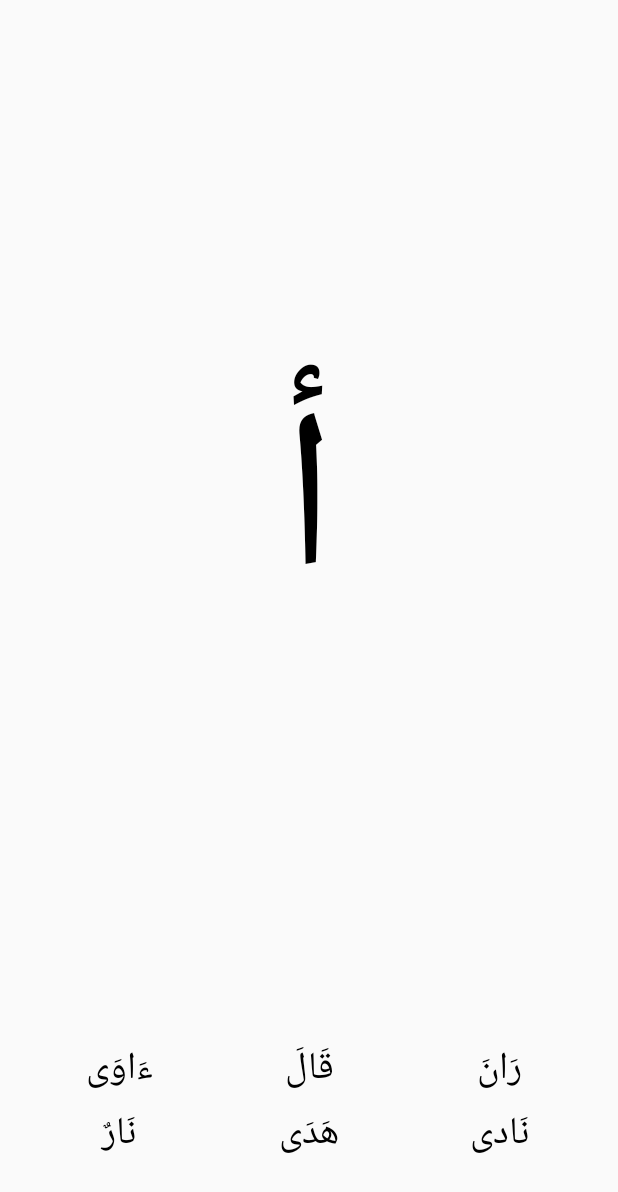
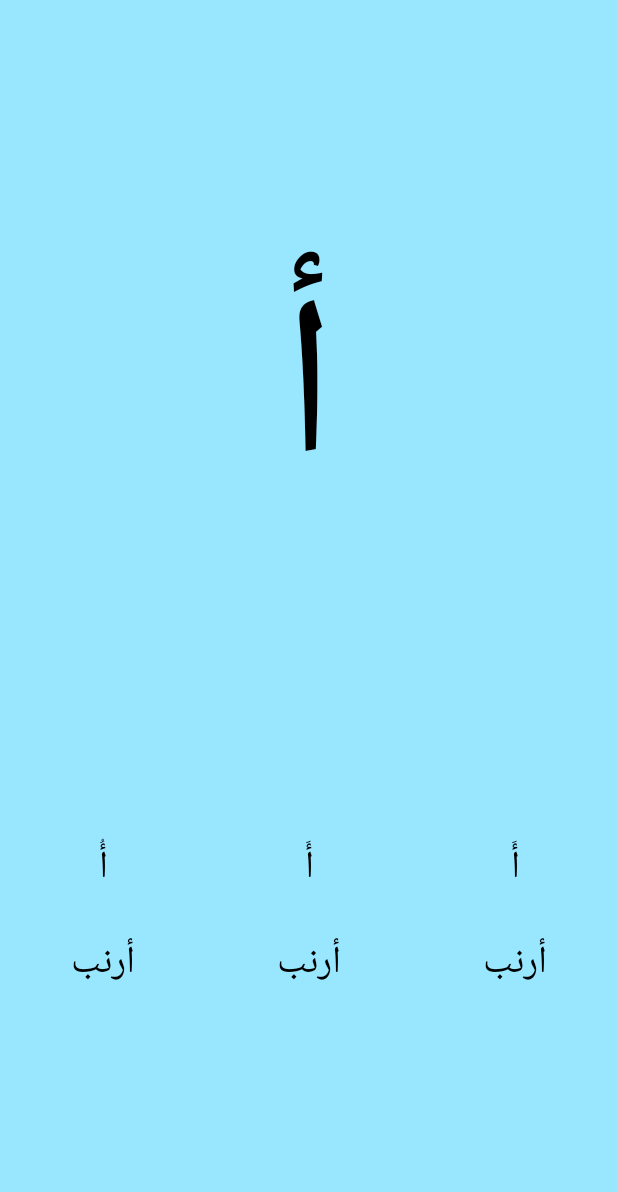
Before and after one commit to FacultyProject/YouLearn, an Android app: the MadListFragment screen opened directly, with no data from a screen before it, after a tap on an icon or button, on a phone screen of 412 x 824 dp. Shown: the top 1192 px of the screen. Run offline under Robolectric (Android 15) with nearby library versions, the phone set to English and light mode, and no system bars.

Commit message:
add alhorof alqasira

```diff
--- a/app/src/main/java/com/ourproject/learningapp/adapters/MadLettersAdapter.java
+++ b/app/src/main/java/com/ourproject/learningapp/adapters/MadLettersAdapter.java
@@ -49,7 +49,6 @@ public class MadLettersAdapter extends RecyclerView.Adapter<MadLettersAdapter.My
             @Override
             public void onClick(View view) {
 
-
                 Intent intent= new Intent(context,MadLetterInfo.class);
                 intent.putExtra("madwordslist",letttersInfo.get(position));
                 context.startActivity(intent);
--- a/app/src/main/java/com/ourproject/learningapp/fragments/LetterFragment.java
+++ b/app/src/main/java/com/ourproject/learningapp/fragments/LetterFragment.java
@@ -37,7 +37,6 @@ public class LetterFragment extends Fragment {
         super.onCreate(savedInstanceState);
         Bundle bundle = getArguments();
         lettersModel=(LettersModel) bundle.getSerializable("wordslist");
-
 
     }
 
--- a/app/src/main/java/com/ourproject/learningapp/fragments/MadListFragment.java
+++ b/app/src/main/java/com/ourproject/learningapp/fragments/MadListFragment.java
@@ -11,6 +11,7 @@ import android.view.ViewGroup;
 
 import com.ourproject.learningapp.R;
 import com.ourproject.learningapp.adapters.MadLettersAdapter;
+import com.ourproject.learningapp.globals.GlobalLetter;
 import com.ourproject.learningapp.models.MadModel;
 
 import java.util.ArrayList;
@@ -33,13 +34,25 @@ public class MadListFragment extends Fragment {
         // Inflate the layout for this fragment
         View view=inflater.inflate(R.layout.fragment_fragment_mad_list, container, false);
 
-        lettersMad=getActivity().getResources().getStringArray(R.array.madletters);
-        WordMad1=getActivity().getResources().getStringArray(R.array.mad1);
-        WordMad2=getActivity().getResources().getStringArray(R.array.mad2);
-        WordMad3=getActivity().getResources().getStringArray(R.array.mad3);
-        WordMad4=getActivity().getResources().getStringArray(R.array.mad4);
-        WordMad5=getActivity().getResources().getStringArray(R.array.mad5);
-        WordMad6=getActivity().getResources().getStringArray(R.array.mad6);
+        if(GlobalLetter.LETTERTYPE.equals("MadMovement")) {
+            lettersMad = getActivity().getResources().getStringArray(R.array.madletters);
+            WordMad1 = getActivity().getResources().getStringArray(R.array.mad1);
+            WordMad2 = getActivity().getResources().getStringArray(R.array.mad2);
+            WordMad3 = getActivity().getResources().getStringArray(R.array.mad3);
+            WordMad4 = getActivity().getResources().getStringArray(R.array.mad4);
+            WordMad5 = getActivity().getResources().getStringArray(R.array.mad5);
+            WordMad6 = getActivity().getResources().getStringArray(R.array.mad6);
+        }
+        else
+        {
+            lettersMad = getActivity().getResources().getStringArray(R.array.letters);
+            WordMad1 = getActivity().getResources().getStringArray(R.array.HorofMadmoma);
+            WordMad2 = getActivity().getResources().getStringArray(R.array.HorofMaksora);
+            WordMad3 = getActivity().getResources().getStringArray(R.array.HorofMaftoha);
+            WordMad4 = getActivity().getResources().getStringArray(R.array.lettersName1);
+            WordMad5 = getActivity().getResources().getStringArray(R.array.lettersName1);
+            WordMad6 = getActivity().getResources().getStringArray(R.array.lettersName1);
+        }
 
         for(int i = 0; i < lettersMad.length; i++){
             MadModel madModel=new MadModel();
--- /dev/null
+++ b/app/src/main/java/com/ourproject/learningapp/globals/GlobalLetter.java
@@ -0,0 +1,9 @@
+package com.ourproject.learningapp.globals;
+
+/**
+ * Created by Moetaz on 3/23/2017.
+ */
+
+public class GlobalLetter {
+    public static String LETTERTYPE="none";
+}
--- a/app/src/main/java/com/ourproject/learningapp/tabs_fragments/Fragment1.java
+++ b/app/src/main/java/com/ourproject/learningapp/tabs_fragments/Fragment1.java
@@ -1,6 +1,7 @@
 package com.ourproject.learningapp.tabs_fragments;
 
 import android.content.Intent;
+import android.media.Image;
 import android.os.Bundle;
 import android.support.annotation.Nullable;
 import android.support.v4.app.Fragment;
@@ -14,6 +15,7 @@ import com.ourproject.learningapp.activities.LettersActivity;
 import com.ourproject.learningapp.activities.MadLettersActivity;
 import com.ourproject.learningapp.activities.MainActivity;
 import com.ourproject.learningapp.R;
+import com.ourproject.learningapp.globals.GlobalLetter;
 import com.ourproject.learningapp.services.ServiceClass;
 
 /**
@@ -30,14 +32,25 @@ public class Fragment1 extends Fragment {
 
         ImageView imageView = (ImageView) view.findViewById(R.id.arabic_letters_img);
         ImageView madImage= (ImageView) view.findViewById(R.id.mamdod_img);
+        ImageView Shortmov= (ImageView) view.findViewById(R.id.shortmov);
 
         //TextView textView = (TextView) view.findViewById(R.id.text);
 
 
         //textView.setTypeface(MainActivity.font);
+        Shortmov.setOnClickListener(new View.OnClickListener() {
+            @Override
+            public void onClick(View view) {
+                GlobalLetter.LETTERTYPE="ShortMovement";
+                Intent intent = new Intent(getActivity(), MadLettersActivity.class);
+                getActivity().startActivity(intent);
+            }
+        });
+
         madImage.setOnClickListener(new View.OnClickListener() {
             @Override
             public void onClick(View view) {
+                GlobalLetter.LETTERTYPE="MadMovement";
                 Intent intent = new Intent(getActivity(), MadLettersActivity.class);
                 getActivity().startActivity(intent);
             }
--- a/app/src/main/res/layout/activity_mad_letter_info.xml
+++ b/app/src/main/res/layout/activity_mad_letter_info.xml
@@ -4,10 +4,7 @@
     android:id="@+id/activity_mad_letter_info"
     android:layout_width="match_parent"
     android:layout_height="match_parent"
-    android:paddingBottom="@dimen/activity_vertical_margin"
-    android:paddingLeft="@dimen/activity_horizontal_margin"
-    android:paddingRight="@dimen/activity_horizontal_margin"
-    android:paddingTop="@dimen/activity_vertical_margin"
+
     tools:context="com.ourproject.learningapp.activities.MadLetterInfo">
     <FrameLayout
         android:id="@+id/fmainMadinfo"
--- a/app/src/main/res/layout/activity_mad_letters.xml
+++ b/app/src/main/res/layout/activity_mad_letters.xml
@@ -4,10 +4,7 @@
     android:id="@+id/activity_mad_letters"
     android:layout_width="match_parent"
     android:layout_height="match_parent"
-    android:paddingBottom="@dimen/activity_vertical_margin"
-    android:paddingLeft="@dimen/activity_horizontal_margin"
-    android:paddingRight="@dimen/activity_horizontal_margin"
-    android:paddingTop="@dimen/activity_vertical_margin"
+
     tools:context="com.ourproject.learningapp.activities.MadLettersActivity">
 <FrameLayout
     android:id="@+id/fmainMad"
--- a/app/src/main/res/layout/frag1.xml
+++ b/app/src/main/res/layout/frag1.xml
@@ -3,6 +3,7 @@
 
 <LinearLayout xmlns:android="http://schemas.android.com/apk/res/android"
     xmlns:tools="http://schemas.android.com/tools"
+    xmlns:app="http://schemas.android.com/apk/res-auto"
     android:id="@+id/frag1"
     android:layout_width="match_parent"
     android:layout_height="match_parent"
@@ -16,6 +17,7 @@
 
 
         <android.support.v7.widget.CardView
+
             android:layout_width="0dp"
             android:layout_height="match_parent"
             android:layout_weight="1"
@@ -68,7 +70,8 @@
             android:orientation="horizontal">
 
             <ImageView
-                android:id="@+id/img3"
+                android:src="@drawable/play"
+                android:id="@+id/shortmov"
                 android:layout_width="match_parent"
                 android:layout_height="match_parent"
                 android:background="@drawable/circle"
--- a/app/src/main/res/layout/fragment_letter.xml
+++ b/app/src/main/res/layout/fragment_letter.xml
@@ -4,7 +4,7 @@
     android:layout_height="match_parent"
     xmlns:card_view="http://schemas.android.com/apk/res-auto"
     android:orientation="vertical"
-    android:background="#ecd8c6"
+    android:background="@color/colorPrimary"
     tools:context="com.ourproject.learningapp.fragments.LetterFragment">
 
     <TextView
--- a/app/src/main/res/layout/fragment_mad_letter.xml
+++ b/app/src/main/res/layout/fragment_mad_letter.xml
@@ -2,11 +2,12 @@
     xmlns:tools="http://schemas.android.com/tools"
     android:layout_width="match_parent"
     android:layout_height="match_parent"
+    android:background="@color/colorPrimary"
     android:orientation="vertical"
     tools:context="com.ourproject.learningapp.fragments.MadLetterFragment">
 
     <TextView
-        android:layout_marginBottom="50dp"
+        android:layout_marginBottom="40dp"
         android:layout_marginTop="30dp"
         android:layout_weight="2"
         android:layout_gravity="center_horizontal"
@@ -19,11 +20,13 @@
         android:id="@+id/letter_mad" />
 
     <LinearLayout
-        android:layout_marginBottom="30dp"
+        android:layout_marginBottom="150dp"
         android:orientation="vertical"
         android:layout_width="match_parent"
         android:layout_height="wrap_content">
         <LinearLayout
+            android:layout_marginBottom="10dp"
+            android:layout_marginTop="10dp"
             android:layout_weight="1"
             android:orientation="horizontal"
             android:layout_width="match_parent"
@@ -59,6 +62,8 @@
         </LinearLayout>
 
         <LinearLayout
+            android:layout_marginBottom="10dp"
+            android:layout_marginTop="10dp"
             android:layout_weight="1"
             android:orientation="horizontal"
             android:layout_width="match_parent"
--- a/app/src/main/res/values/strings.xml
+++ b/app/src/main/res/values/strings.xml
@@ -1,5 +1,5 @@
 <resources>
-    <string name="app_name">LearningApp</string>
+    <string name="app_name">YouLearn</string>
 
     <!-- TODO: Remove or change this placeholder text -->
     <string name="hello_blank_fragment">Hello blank fragment</string>
@@ -120,7 +120,7 @@
         <item>حمل</item>
         <item>درهم</item>
         <item>حصان</item>
-        <item>منيه</item>
+        <item>أمنيه</item>
         <item>دلو</item>
         <item>كرسي</item>
     </string-array>
@@ -379,4 +379,95 @@
         <item>ي</item>
 
     </string-array>
+
+    <string-array name="HorofMadmoma">
+        <item>أُ</item>
+        <item>بُ</item>
+        <item>تُ</item>
+        <item>ثُ</item>
+        <item>جُ</item>
+        <item>حُ</item>
+        <item>خُ</item>
+        <item>دُ</item>
+        <item>ذُ</item>
+        <item>رُ</item>
+        <item>زُ</item>
+        <item>سُ</item>
+        <item>شُ</item>
+        <item>صُ</item>
+        <item>ضُ</item>
+        <item>طُ</item>
+        <item>ظُ</item>
+        <item>عُ</item>
+        <item>غُ</item>
+        <item>فُ</item>
+        <item>قُ</item>
+        <item>كُ</item>
+        <item>لُ</item>
+        <item>مُ</item>
+        <item>نُ</item>
+        <item>هـُ</item>
+        <item>وُ</item>
+        <item>يُ</item>
+    </string-array>
+    <string-array name="HorofMaftoha">
+        <item>أَ</item>
+        <item>بَ</item>
+        <item>تَ</item>
+        <item>تَ</item>
+        <item>جَ</item>
+        <item>حَ</item>
+        <item>خَ</item>
+        <item>دَ</item>
+        <item>ذَ</item>
+        <item>رَ</item>
+        <item>زَ</item>
+        <item>سَ</item>
+        <item>شَ</item>
+        <item>صَ</item>
+        <item>ضَ</item>
+        <item>طَ</item>
+        <item>ظَ</item>
+        <item>عَ</item>
+        <item>غَ</item>
+        <item>فَ</item>
+        <item>قَ</item>
+        <item>كَ</item>
+        <item>لَ</item>
+        <item>مَ</item>
+        <item>نَ</item>
+        <item>هَـ</item>
+        <item>وَ</item>
+        <item>يَ</item>
+    </string-array>
+    <string-array name="HorofMaksora">
+        <item>أَ</item>
+        <item>بِ</item>
+        <item>تِ</item>
+        <item>ثِ</item>
+        <item>جِ</item>
+        <item>حِ</item>
+        <item>خِ</item>
+        <item>دِ</item>
+        <item>ذِ</item>
+        <item>رِ</item>
+        <item>زِ</item>
+        <item>سِ</item>
+        <item>شِ</item>
+        <item>صِ</item>
+        <item>ضِ</item>
+        <item>طِ</item>
+        <item>ظِ</item>
+        <item>عِ</item>
+        <item>غِ</item>
+        <item>فِ</item>
+        <item>قِ</item>
+        <item>كِ</item>
+        <item>لِ</item>
+        <item>مِ</item>
+        <item>نِ</item>
+        <item>هِـ</item>
+        <item>وِ</item>
+        <item>يِ</item>
+    </string-array>
 </resources>
```
